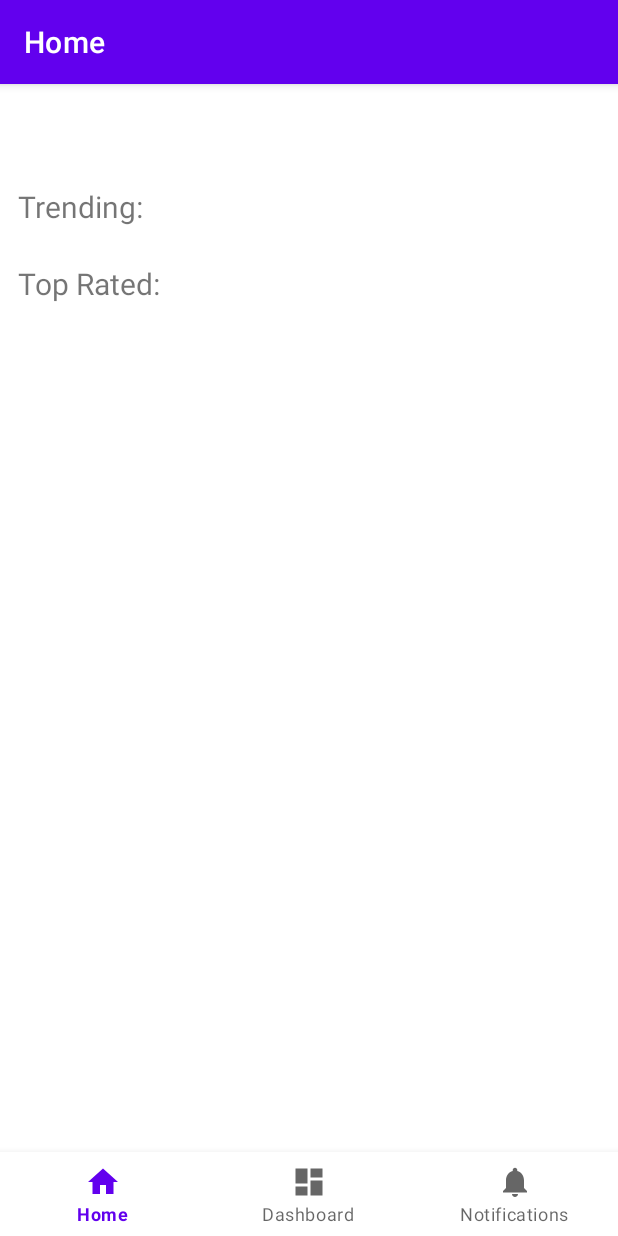
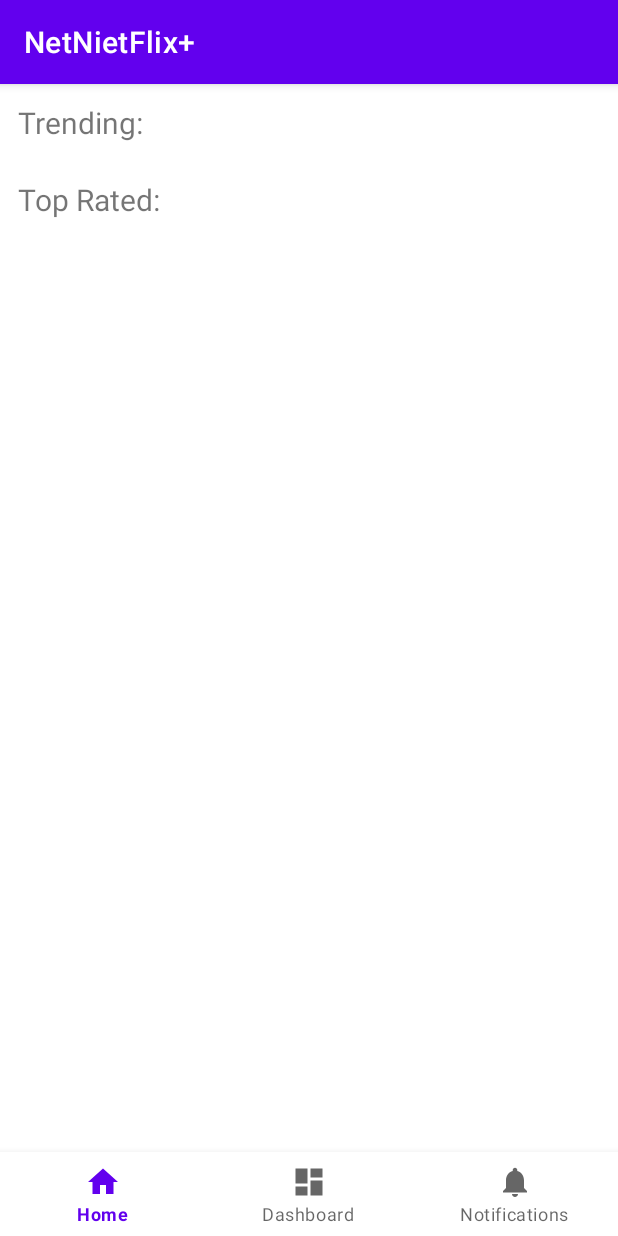
Before and after one commit to TeaDrinkingProgrammer/NetNietFlix, an Android app: the screen it shows after launch (MainActivity), on a phone screen of 412 x 824 dp. Run offline under Robolectric (Android 15) with nearby library versions, the phone set to English and light mode, and no system bars; our stand-ins replace navigation-ui; 3 statements that could not run were skipped.

Commit message:
Fixed padding homepage

```diff
--- a/NetNietFlix+/app/src/main/res/layout/activity_main.xml
+++ b/NetNietFlix+/app/src/main/res/layout/activity_main.xml
@@ -4,7 +4,7 @@
     android:id="@+id/container"
     android:layout_width="match_parent"
     android:layout_height="match_parent"
-    android:paddingTop="?attr/actionBarSize">
+    >
 
     <com.google.android.material.bottomnavigation.BottomNavigationView
         android:id="@+id/nav_view"
@@ -18,7 +18,7 @@
         app:layout_constraintRight_toRightOf="parent"
         app:menu="@menu/bottom_nav_menu" />
 
-    <fragment
+    <androidx.fragment.app.FragmentContainerView
         android:id="@+id/nav_host_fragment"
         android:name="androidx.navigation.fragment.NavHostFragment"
         android:layout_width="match_parent"
```
